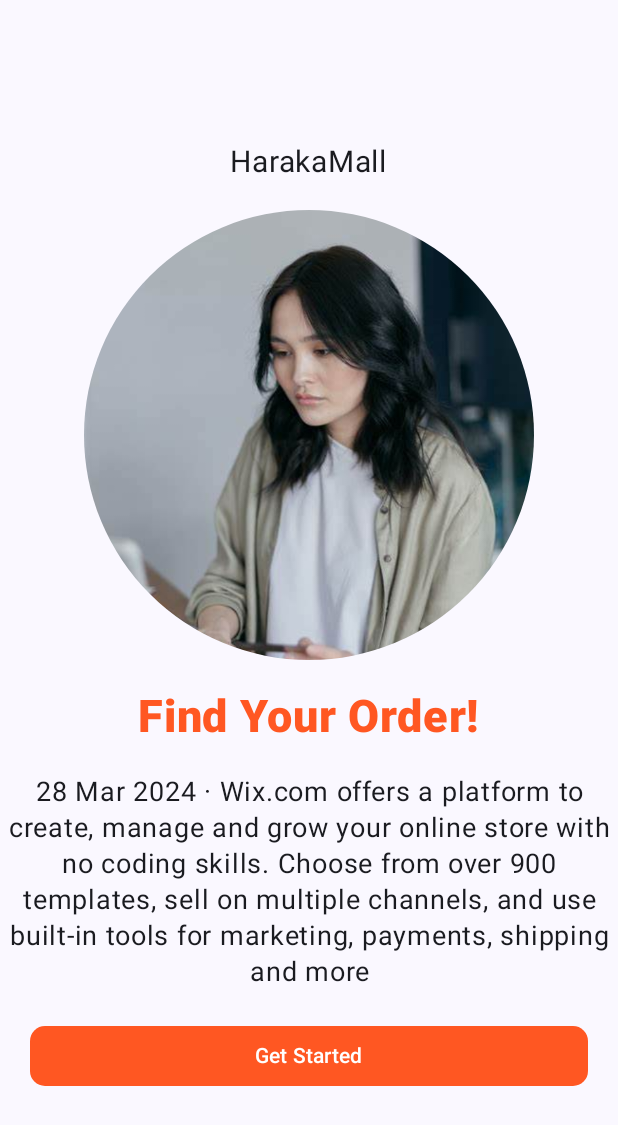
After one commit to frozen2938/Next-of-keen, an Android app built with Jetpack Compose: the composable StartScreen shown on its own in the app's theme, on a phone screen of 412 x 824 dp. The commit adds this screen. Shown: the top 1125 px of the screen. Run offline under Robolectric (Android 15) with nearby library versions, the phone set to English and light mode, and no system bars.

Commit message:
sec commit

```diff
--- /dev/null
+++ b/app/src/main/java/com/geoffrey/harakamall/ui/screens/start/StartScreen.kt
@@ -0,0 +1,93 @@
+package com.geoffrey.harakamall.ui.screens.start
+
+import androidx.compose.foundation.Image
+import androidx.compose.foundation.layout.Arrangement
+import androidx.compose.foundation.layout.Column
+import androidx.compose.foundation.layout.Spacer
+import androidx.compose.foundation.layout.fillMaxSize
+import androidx.compose.foundation.layout.fillMaxWidth
+import androidx.compose.foundation.layout.height
+import androidx.compose.foundation.layout.padding
+import androidx.compose.foundation.layout.size
+import androidx.compose.foundation.shape.CircleShape
+import androidx.compose.foundation.shape.RoundedCornerShape
+import androidx.compose.material3.Button
+import androidx.compose.material3.ButtonDefaults
+import androidx.compose.material3.Text
+import androidx.compose.runtime.Composable
+import androidx.compose.ui.Alignment
+import androidx.compose.ui.Modifier
+import androidx.compose.ui.draw.clip
+import androidx.compose.ui.graphics.Color
+import androidx.compose.ui.layout.ContentScale
+import androidx.compose.ui.res.painterResource
+import androidx.compose.ui.text.font.FontWeight
+import androidx.compose.ui.text.style.TextAlign
+import androidx.compose.ui.tooling.preview.Preview
+import androidx.compose.ui.unit.dp
+import androidx.compose.ui.unit.sp
+import com.geoffrey.harakamall.R
+import com.geoffrey.harakamall.ui.theme.neworange
+
+@Composable
+fun StartScreen(){
+Column (
+    modifier = Modifier.fillMaxSize(),
+    horizontalAlignment = Alignment.CenterHorizontally,
+    verticalArrangement = Arrangement.Center
+    ){
+   Text(
+       text = "HarakaMall",
+       fontSize = 20.sp
+   )
+
+   Spacer(modifier = Modifier.height(20.dp))
+
+    //Circular image
+    Image(
+        painter = painterResource(R.drawable.two),
+        contentDescription = "home",
+        modifier = Modifier.size(300.dp).clip(shape = CircleShape),
+        contentScale = ContentScale.Crop
+    )
+    //End
+    Spacer(modifier = Modifier.height(20.dp))
+
+    Text(
+        text = "Find Your Order!",
+        fontSize = 30.sp,
+        fontWeight = FontWeight.ExtraBold,
+        color = neworange
+    )
+
+    Spacer(modifier = Modifier.height(20.dp))
+
+    Text(
+        text = "28 Mar 2024 · Wix.com offers a platform to create, manage and grow your online store with no coding skills. Choose from over 900 templates, sell on multiple channels, and use built-in tools for marketing, payments, shipping and more",
+        textAlign = TextAlign.Center,
+        fontSize = 18.sp,
+    )
+
+    Spacer(modifier = Modifier.height(20.dp))
+
+    Button(
+        onClick = {},
+        colors = ButtonDefaults.buttonColors(neworange),
+        shape = RoundedCornerShape(10.dp),
+        modifier = Modifier.fillMaxWidth().padding(start = 20.dp, end = 20.dp)
+
+    ) {
+        Text(
+            text = "Get Started",
+        )
+    }
+}
+
+}
+//Preview function
+@Preview(showBackground = true)
+@Composable
+fun StartScreenPreview(){
+
+    StartScreen()
+}
--- a/app/src/main/java/com/geoffrey/harakamall/ui/theme/Color.kt
+++ b/app/src/main/java/com/geoffrey/harakamall/ui/theme/Color.kt
@@ -9,3 +9,5 @@ val Pink80 = Color(0xFFEFB8C8)
 val Purple40 = Color(0xFF6650a4)
 val PurpleGrey40 = Color(0xFF625b71)
 val Pink40 = Color(0xFF7D5260)
+val neworange = Color(0xFFFF5722)
+val newwhite = Color(0xFFFFFDFD)
```
Also changed, not shown: app/src/main/java/com/geoffrey/harakamall/ui/screens/item/ItemScreen.kt (added, +64 -0 lines), app/src/main/res/drawable/two.png (added), 1 other file.
